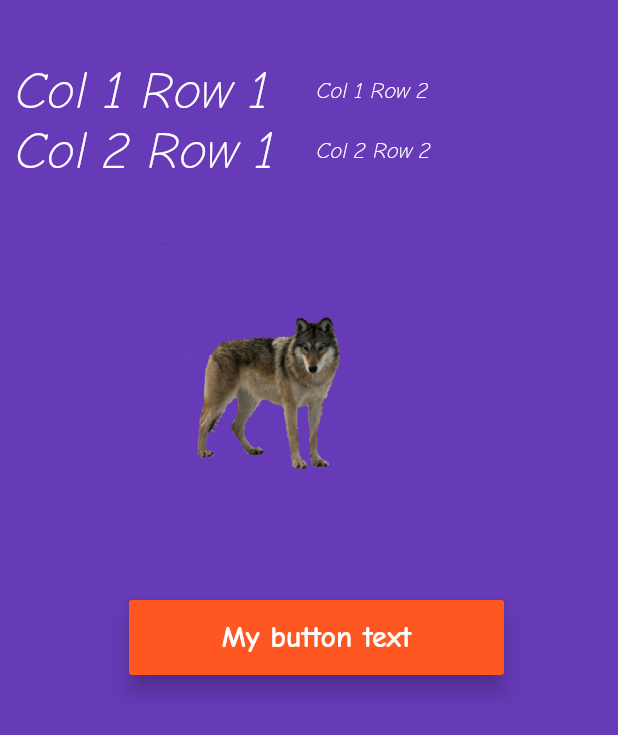
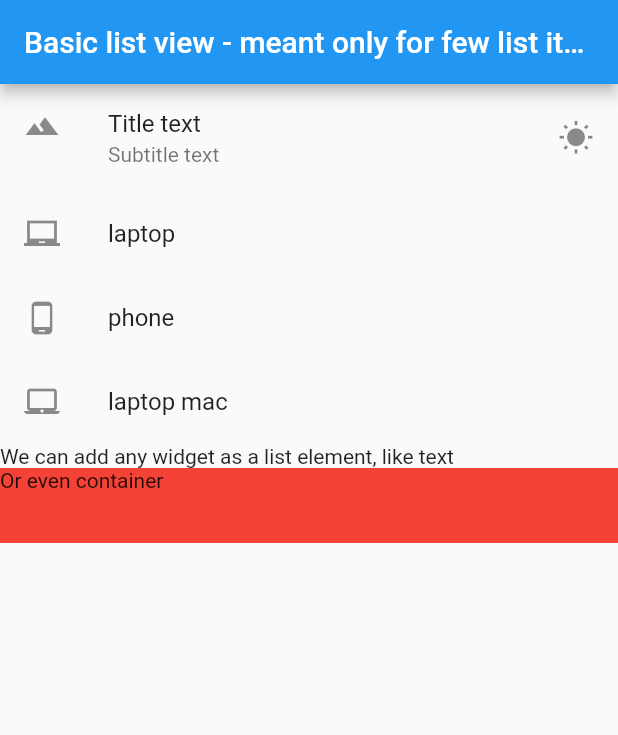
Before and after one commit to maciejrek/DartWorkshop, a Flutter app: the screen it shows after launch, on a phone screen of 412 x 824 dp. Shown: the top 735 px of the screen. Run offline on Flutter 3.47's test engine with Material 2 defaults, Android fonts, the phone set to English and light mode, and no system bars.

Commit message:
Basic list view

```diff
--- a/02-flutter-basics/hello_world/lib/main.dart
+++ b/02-flutter-basics/hello_world/lib/main.dart
@@ -5,5 +5,39 @@ import 'app_screens/home.dart';
 
 void main() => runApp(MaterialApp(
   title:"Exploring UI widgets",
-  home: Home(),
+  home: Scaffold(
+    appBar:AppBar(title:Text("Basic list view - meant only for few list items")),
+    body:getListView(),
+  ),
 ));
+
+
+Widget getListView(){
+  var listView = ListView(
+    children: <Widget>[
+      ListTile(
+        leading:Icon(Icons.landscape),
+        title: Text("Title text"),
+        subtitle:Text("Subtitle text"),
+        trailing: Icon(Icons.wb_sunny),
+        onTap:()=>debugPrint("Text"),
+
+      ),
+      ListTile(
+        leading:Icon(Icons.laptop_chromebook),
+        title: Text("laptop"),
+      ),
+      ListTile(
+        leading:Icon(Icons.phone_android),
+        title: Text("phone"),
+      ),
+      ListTile(
+        leading:Icon(Icons.laptop_mac),
+        title: Text("laptop mac"),
+      ),
+      Text("We can add any widget as a list element, like text"),
+      Container(color:Colors.red,height:50.0,child:Text("Or even container"))
+    ],
+  );
+  return listView;
+}
```
